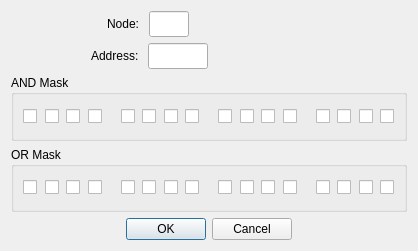
This is omodscan/dialogs/dialogmaskwriteregiter.ui in sanny32/OpenModScan as Qt 5 draws it before an edit. The edited form follows.
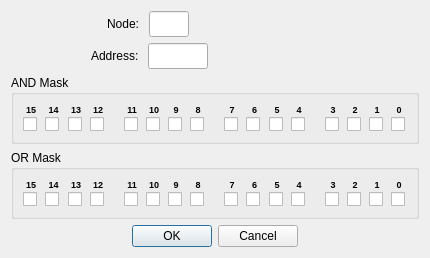
This is the edited form. Custom widgets are drawn as their Qt base class.

Diff of the .ui file:
```diff
--- a/omodscan/dialogs/dialogmaskwriteregiter.ui
+++ b/omodscan/dialogs/dialogmaskwriteregiter.ui
@@ -6,8 +6,8 @@
    <rect>
     <x>0</x>
     <y>0</y>
-    <width>418</width>
-    <height>251</height>
+    <width>430</width>
+    <height>256</height>
    </rect>
   </property>
   <property name="windowTitle">
@@ -146,9 +146,24 @@
      <property name="title">
       <string>AND Mask</string>
      </property>
-     <layout class="QHBoxLayout" name="horizontalLayout_7">
+     <layout class="QHBoxLayout" name="horizontalLayout_12">
       <item>
-       <layout class="QHBoxLayout" name="horizontalLayout_3">
+       <layout class="QHBoxLayout" name="horizontalLayout_6">
+        <item>
+         <layout class="QVBoxLayout" name="verticalLayout_17">
+          <property name="spacing">
+           <number>2</number>
+          </property>
+          <item>
+           <widget class="QLabel" name="labelAnd15">
+            <property name="text">
+             <string notr="true">&lt;html&gt;&lt;head/&gt;&lt;body&gt;&lt;p&gt;&lt;span style=&quot; font-size:7pt; font-weight:700;&quot;&gt;15&lt;/span&gt;&lt;/p&gt;&lt;/body&gt;&lt;/html&gt;</string>
+            </property>
+            <property name="alignment">
+             <set>Qt::AlignmentFlag::AlignCenter</set>
+            </property>
+           </widget>
+          </item>
         <item>
          <widget class="QCheckBox" name="checkBoxAnd15">
           <property name="text">
@@ -156,6 +171,23 @@
           </property>
          </widget>
         </item>
+         </layout>
+        </item>
+        <item>
+         <layout class="QVBoxLayout" name="verticalLayout_16">
+          <property name="spacing">
+           <number>2</number>
+          </property>
+          <item>
+           <widget class="QLabel" name="labelAnd14">
+            <property name="text">
+             <string notr="true">&lt;html&gt;&lt;head/&gt;&lt;body&gt;&lt;p&gt;&lt;span style=&quot; font-size:7pt; font-weight:700;&quot;&gt;14&lt;/span&gt;&lt;/p&gt;&lt;/body&gt;&lt;/html&gt;</string>
+            </property>
+            <property name="alignment">
+             <set>Qt::AlignmentFlag::AlignCenter</set>
+            </property>
+           </widget>
+          </item>
         <item>
          <widget class="QCheckBox" name="checkBoxAnd14">
           <property name="text">
@@ -163,6 +195,23 @@
           </property>
          </widget>
         </item>
+         </layout>
+        </item>
+        <item>
+         <layout class="QVBoxLayout" name="verticalLayout_15">
+          <property name="spacing">
+           <number>2</number>
+          </property>
+          <item>
+           <widget class="QLabel" name="labelAnd13">
+            <property name="text">
+             <string notr="true">&lt;html&gt;&lt;head/&gt;&lt;body&gt;&lt;p&gt;&lt;span style=&quot; font-size:7pt; font-weight:700;&quot;&gt;13&lt;/span&gt;&lt;/p&gt;&lt;/body&gt;&lt;/html&gt;</string>
+            </property>
+            <property name="alignment">
+             <set>Qt::AlignmentFlag::AlignCenter</set>
+            </property>
+           </widget>
+          </item>
         <item>
          <widget class="QCheckBox" name="checkBoxAnd13">
           <property name="text">
@@ -170,6 +219,23 @@
           </property>
          </widget>
         </item>
+         </layout>
+        </item>
+        <item>
+         <layout class="QVBoxLayout" name="verticalLayout_14">
+          <property name="spacing">
+           <number>2</number>
+          </property>
+          <item>
+           <widget class="QLabel" name="labelAnd12">
+            <property name="text">
+             <string notr="true">&lt;html&gt;&lt;head/&gt;&lt;body&gt;&lt;p&gt;&lt;span style=&quot; font-size:7pt; font-weight:700;&quot;&gt;12&lt;/span&gt;&lt;/p&gt;&lt;/body&gt;&lt;/html&gt;</string>
+            </property>
+            <property name="alignment">
+             <set>Qt::AlignmentFlag::AlignCenter</set>
+            </property>
+           </widget>
+          </item>
         <item>
          <widget class="QCheckBox" name="checkBoxAnd12">
           <property name="text">
@@ -179,6 +245,8 @@
         </item>
        </layout>
       </item>
+       </layout>
+      </item>
       <item>
        <spacer name="horizontalSpacer_5">
         <property name="orientation">
@@ -196,7 +264,22 @@
        </spacer>
       </item>
       <item>
-       <layout class="QHBoxLayout" name="horizontalLayout_4">
+       <layout class="QHBoxLayout" name="horizontalLayout_5">
+        <item>
+         <layout class="QVBoxLayout" name="verticalLayout_13">
+          <property name="spacing">
+           <number>2</number>
+          </property>
+          <item>
+           <widget class="QLabel" name="labelAnd11">
+            <property name="text">
+             <string notr="true">&lt;html&gt;&lt;head/&gt;&lt;body&gt;&lt;p&gt;&lt;span style=&quot; font-size:7pt; font-weight:700;&quot;&gt;11&lt;/span&gt;&lt;/p&gt;&lt;/body&gt;&lt;/html&gt;</string>
+            </property>
+            <property name="alignment">
+             <set>Qt::AlignmentFlag::AlignCenter</set>
+            </property>
+           </widget>
+          </item>
         <item>
          <widget class="QCheckBox" name="checkBoxAnd11">
           <property name="text">
@@ -204,6 +287,23 @@
           </property>
          </widget>
         </item>
+         </layout>
+        </item>
+        <item>
+         <layout class="QVBoxLayout" name="verticalLayout_12">
+          <property name="spacing">
+           <number>2</number>
+          </property>
+          <item>
+           <widget class="QLabel" name="labelAnd10">
+            <property name="text">
+             <string notr="true">&lt;html&gt;&lt;head/&gt;&lt;body&gt;&lt;p&gt;&lt;span style=&quot; font-size:7pt; font-weight:700;&quot;&gt;10&lt;/span&gt;&lt;/p&gt;&lt;/body&gt;&lt;/html&gt;</string>
+            </property>
+            <property name="alignment">
+             <set>Qt::AlignmentFlag::AlignCenter</set>
+            </property>
+           </widget>
+          </item>
         <item>
          <widget class="QCheckBox" name="checkBoxAnd10">
           <property name="text">
@@ -211,6 +311,23 @@
           </property>
          </widget>
         </item>
+         </layout>
+        </item>
+        <item>
+         <layout class="QVBoxLayout" name="verticalLayout_11">
+          <property name="spacing">
+           <number>2</number>
+          </property>
+          <item>
+           <widget class="QLabel" name="labelAnd9">
+            <property name="text">
+             <string notr="true">&lt;html&gt;&lt;head/&gt;&lt;body&gt;&lt;p&gt;&lt;span style=&quot; font-size:7pt; font-weight:700;&quot;&gt;9&lt;/span&gt;&lt;/p&gt;&lt;/body&gt;&lt;/html&gt;</string>
+            </property>
+            <property name="alignment">
+             <set>Qt::AlignmentFlag::AlignCenter</set>
+            </property>
+           </widget>
+          </item>
         <item>
          <widget class="QCheckBox" name="checkBoxAnd9">
           <property name="text">
@@ -218,6 +335,23 @@
           </property>
          </widget>
         </item>
+         </layout>
+        </item>
+        <item>
+         <layout class="QVBoxLayout" name="verticalLayout_10">
+          <property name="spacing">
+           <number>2</number>
+          </property>
+          <item>
+           <widget class="QLabel" name="labelAnd8">
+            <property name="text">
+             <string notr="true">&lt;html&gt;&lt;head/&gt;&lt;body&gt;&lt;p&gt;&lt;span style=&quot; font-size:7pt; font-weight:700;&quot;&gt;8&lt;/span&gt;&lt;/p&gt;&lt;/body&gt;&lt;/html&gt;</string>
+            </property>
+            <property name="alignment">
+             <set>Qt::AlignmentFlag::AlignCenter</set>
+            </property>
+           </widget>
+          </item>
         <item>
          <widget class="QCheckBox" name="checkBoxAnd8">
           <property name="text">
@@ -227,6 +361,8 @@
         </item>
        </layout>
       </item>
+       </layout>
+      </item>
       <item>
        <spacer name="horizontalSpacer_6">
         <property name="orientation">
@@ -244,7 +380,22 @@
        </spacer>
       </item>
       <item>
-       <layout class="QHBoxLayout" name="horizontalLayout_6">
+       <layout class="QHBoxLayout" name="horizontalLayout_4">
+        <item>
+         <layout class="QVBoxLayout" name="verticalLayout_9">
+          <property name="spacing">
+           <number>2</number>
+          </property>
+          <item>
+           <widget class="QLabel" name="labelAnd7">
+            <property name="text">
+             <string notr="true">&lt;html&gt;&lt;head/&gt;&lt;body&gt;&lt;p&gt;&lt;span style=&quot; font-size:7pt; font-weight:700;&quot;&gt;7&lt;/span&gt;&lt;/p&gt;&lt;/body&gt;&lt;/html&gt;</string>
+            </property>
+            <property name="alignment">
+             <set>Qt::AlignmentFlag::AlignCenter</set>
+            </property>
+           </widget>
+          </item>
         <item>
          <widget class="QCheckBox" name="checkBoxAnd7">
           <property name="text">
@@ -252,6 +403,23 @@
           </property>
          </widget>
         </item>
+         </layout>
+        </item>
+        <item>
+         <layout class="QVBoxLayout" name="verticalLayout_8">
+          <property name="spacing">
+           <number>2</number>
+          </property>
+          <item>
+           <widget class="QLabel" name="labelAnd6">
+            <property name="text">
+             <string notr="true">&lt;html&gt;&lt;head/&gt;&lt;body&gt;&lt;p&gt;&lt;span style=&quot; font-size:7pt; font-weight:700;&quot;&gt;6&lt;/span&gt;&lt;/p&gt;&lt;/body&gt;&lt;/html&gt;</string>
+            </property>
+            <property name="alignment">
+             <set>Qt::AlignmentFlag::AlignCenter</set>
+            </property>
+           </widget>
+          </item>
         <item>
          <widget class="QCheckBox" name="checkBoxAnd6">
           <property name="text">
@@ -259,6 +427,23 @@
           </property>
          </widget>
         </item>
+         </layout>
+        </item>
+        <item>
+         <layout class="QVBoxLayout" name="verticalLayout_7">
+          <property name="spacing">
+           <number>2</number>
+          </property>
+          <item>
+           <widget class="QLabel" name="labelAnd5">
+            <property name="text">
+             <string notr="true">&lt;html&gt;&lt;head/&gt;&lt;body&gt;&lt;p&gt;&lt;span style=&quot; font-size:7pt; font-weight:700;&quot;&gt;5&lt;/span&gt;&lt;/p&gt;&lt;/body&gt;&lt;/html&gt;</string>
+            </property>
+            <property name="alignment">
+             <set>Qt::AlignmentFlag::AlignCenter</set>
+            </property>
+           </widget>
+          </item>
         <item>
          <widget class="QCheckBox" name="checkBoxAnd5">
           <property name="text">
@@ -266,6 +451,23 @@
           </property>
          </widget>
         </item>
+         </layout>
+        </item>
+        <item>
+         <layout class="QVBoxLayout" name="verticalLayout_6">
+          <property name="spacing">
+           <number>2</number>
+          </property>
+          <item>
+           <widget class="QLabel" name="labelAnd4">
+            <property name="text">
+             <string notr="true">&lt;html&gt;&lt;head/&gt;&lt;body&gt;&lt;p&gt;&lt;span style=&quot; font-size:7pt; font-weight:700;&quot;&gt;4&lt;/span&gt;&lt;/p&gt;&lt;/body&gt;&lt;/html&gt;</string>
+            </property>
+            <property name="alignment">
+             <set>Qt::AlignmentFlag::AlignCenter</set>
+            </property>
+           </widget>
+          </item>
         <item>
          <widget class="QCheckBox" name="checkBoxAnd4">
           <property name="text">
@@ -275,6 +477,8 @@
         </item>
        </layout>
       </item>
+       </layout>
+      </item>
       <item>
        <spacer name="horizontalSpacer_7">
         <property name="orientation">
@@ -292,7 +496,22 @@
        </spacer>
       </item>
       <item>
-       <layout class="QHBoxLayout" name="horizontalLayout_5">
+       <layout class="QHBoxLayout" name="horizontalLayout_3">
+        <item>
+         <layout class="QVBoxLayout" name="verticalLayout_5">
+          <property name="spacing">
+           <number>2</number>
+          </property>
+          <item>
+           <widget class="QLabel" name="labelAnd3">
+            <property name="text">
+             <string notr="true">&lt;html&gt;&lt;head/&gt;&lt;body&gt;&lt;p&gt;&lt;span style=&quot; font-size:7pt; font-weight:700;&quot;&gt;3&lt;/span&gt;&lt;/p&gt;&lt;/body&gt;&lt;/html&gt;</string>
+            </property>
+            <property name="alignment">
+             <set>Qt::AlignmentFlag::AlignCenter</set>
+            </property>
+           </widget>
+          </item>
         <item>
          <widget class="QCheckBox" name="checkBoxAnd3">
           <property name="text">
@@ -300,6 +519,23 @@
           </property>
          </widget>
         </item>
+         </layout>
+        </item>
+        <item>
+         <layout class="QVBoxLayout" name="verticalLayout_4">
+          <property name="spacing">
+           <number>2</number>
+          </property>
+          <item>
+           <widget class="QLabel" name="labelAnd2">
+            <property name="text">
+             <string notr="true">&lt;html&gt;&lt;head/&gt;&lt;body&gt;&lt;p&gt;&lt;span style=&quot; font-size:7pt; font-weight:700;&quot;&gt;2&lt;/span&gt;&lt;/p&gt;&lt;/body&gt;&lt;/html&gt;</string>
+            </property>
+            <property name="alignment">
+             <set>Qt::AlignmentFlag::AlignCenter</set>
+            </property>
+           </widget>
+          </item>
         <item>
          <widget class="QCheckBox" name="checkBoxAnd2">
           <property name="text">
@@ -307,6 +543,23 @@
           </property>
          </widget>
         </item>
+         </layout>
+        </item>
+        <item>
+         <layout class="QVBoxLayout" name="verticalLayout_3">
+          <property name="spacing">
+           <number>2</number>
+          </property>
+          <item>
+           <widget class="QLabel" name="labelAnd1">
+            <property name="text">
+             <string notr="true">&lt;html&gt;&lt;head/&gt;&lt;body&gt;&lt;p&gt;&lt;span style=&quot; font-size:7pt; font-weight:700;&quot;&gt;1&lt;/span&gt;&lt;/p&gt;&lt;/body&gt;&lt;/html&gt;</string>
+            </property>
+            <property name="alignment">
+             <set>Qt::AlignmentFlag::AlignCenter</set>
+            </property>
+           </widget>
+          </item>
         <item>
          <widget class="QCheckBox" name="checkBoxAnd1">
           <property name="text">
@@ -314,6 +567,23 @@
           </property>
          </widget>
         </item>
+         </layout>
+        </item>
+        <item>
+         <layout class="QVBoxLayout" name="verticalLayout_2">
+          <property name="spacing">
+           <number>2</number>
+          </property>
+          <item>
+           <widget class="QLabel" name="labelAnd0">
+            <property name="text">
+             <string notr="true">&lt;html&gt;&lt;head/&gt;&lt;body&gt;&lt;p&gt;&lt;span style=&quot; font-size:7pt; font-weight:700;&quot;&gt;0&lt;/span&gt;&lt;/p&gt;&lt;/body&gt;&lt;/html&gt;</string>
+            </property>
+            <property name="alignment">
+             <set>Qt::AlignmentFlag::AlignCenter</set>
+            </property>
+           </widget>
+          </item>
         <item>
          <widget class="QCheckBox" name="checkBoxAnd0">
           <property name="text">
@@ -324,6 +594,8 @@
        </layout>
       </item>
      </layout>
+      </item>
+     </layout>
     </widget>
    </item>
    <item>
@@ -331,9 +603,24 @@
      <property name="title">
       <string>OR Mask</string>
      </property>
-     <layout class="QHBoxLayout" name="horizontalLayout_8">
+     <layout class="QHBoxLayout" name="horizontalLayout_11">
       <item>
-       <layout class="QHBoxLayout" name="horizontalLayout_9">
+       <layout class="QHBoxLayout" name="horizontalLayout_10">
+        <item>
+         <layout class="QVBoxLayout" name="verticalLayout_33">
+          <property name="spacing">
+           <number>2</number>
+          </property>
+          <item>
+           <widget class="QLabel" name="labelOr15">
+            <property name="text">
+             <string notr="true">&lt;html&gt;&lt;head/&gt;&lt;body&gt;&lt;p&gt;&lt;span style=&quot; font-size:7pt; font-weight:700;&quot;&gt;15&lt;/span&gt;&lt;/p&gt;&lt;/body&gt;&lt;/html&gt;</string>
+            </property>
+            <property name="alignment">
+             <set>Qt::AlignmentFlag::AlignCenter</set>
+            </property>
+           </widget>
+          </item>
         <item>
          <widget class="QCheckBox" name="checkBoxOr15">
           <property name="text">
@@ -341,6 +628,23 @@
           </property>
          </widget>
         </item>
+         </layout>
+        </item>
+        <item>
+         <layout class="QVBoxLayout" name="verticalLayout_32">
+          <property name="spacing">
+           <number>2</number>
+          </property>
+          <item>
+           <widget class="QLabel" name="labelOr14">
+            <property name="text">
+             <string notr="true">&lt;html&gt;&lt;head/&gt;&lt;body&gt;&lt;p&gt;&lt;span style=&quot; font-size:7pt; font-weight:700;&quot;&gt;14&lt;/span&gt;&lt;/p&gt;&lt;/body&gt;&lt;/html&gt;</string>
+            </property>
+            <property name="alignment">
+             <set>Qt::AlignmentFlag::AlignCenter</set>
+            </property>
+           </widget>
+          </item>
         <item>
          <widget class="QCheckBox" name="checkBoxOr14">
           <property name="text">
@@ -348,6 +652,23 @@
           </property>
          </widget>
         </item>
+         </layout>
+        </item>
+        <item>
+         <layout class="QVBoxLayout" name="verticalLayout_31">
+          <property name="spacing">
+           <number>2</number>
+          </property>
+          <item>
+           <widget class="QLabel" name="labelOr13">
+            <property name="text">
+             <string notr="true">&lt;html&gt;&lt;head/&gt;&lt;body&gt;&lt;p&gt;&lt;span style=&quot; font-size:7pt; font-weight:700;&quot;&gt;13&lt;/span&gt;&lt;/p&gt;&lt;/body&gt;&lt;/html&gt;</string>
+            </property>
+            <property name="alignment">
+             <set>Qt::AlignmentFlag::AlignCenter</set>
+            </property>
+           </widget>
+          </item>
         <item>
          <widget class="QCheckBox" name="checkBoxOr13">
           <property name="text">
@@ -355,6 +676,23 @@
           </property>
          </widget>
         </item>
+         </layout>
+        </item>
+        <item>
+         <layout class="QVBoxLayout" name="verticalLayout_30">
+          <property name="spacing">
+           <number>2</number>
+          </property>
+          <item>
+           <widget class="QLabel" name="labelOr12">
+            <property name="text">
+             <string notr="true">&lt;html&gt;&lt;head/&gt;&lt;body&gt;&lt;p&gt;&lt;span style=&quot; font-size:7pt; font-weight:700;&quot;&gt;12&lt;/span&gt;&lt;/p&gt;&lt;/body&gt;&lt;/html&gt;</string>
+            </property>
+            <property name="alignment">
+             <set>Qt::AlignmentFlag::AlignCenter</set>
+            </property>
+           </widget>
+          </item>
         <item>
          <widget class="QCheckBox" name="checkBoxOr12">
           <property name="text">
@@ -364,6 +702,8 @@
         </item>
        </layout>
       </item>
+       </layout>
+      </item>
       <item>
        <spacer name="horizontalSpacer_8">
         <property name="orientation">
@@ -381,7 +721,22 @@
        </spacer>
       </item>
       <item>
-       <layout class="QHBoxLayout" name="horizontalLayout_10">
+       <layout class="QHBoxLayout" name="horizontalLayout_9">
+        <item>
+         <layout class="QVBoxLayout" name="verticalLayout_29">
+          <property name="spacing">
+           <number>2</number>
+          </property>
+          <item>
+           <widget class="QLabel" name="labelOr11">
+            <property name="text">
+             <string notr="true">&lt;html&gt;&lt;head/&gt;&lt;body&gt;&lt;p&gt;&lt;span style=&quot; font-size:7pt; font-weight:700;&quot;&gt;11&lt;/span&gt;&lt;/p&gt;&lt;/body&gt;&lt;/html&gt;</string>
+            </property>
+            <property name="alignment">
+             <set>Qt::AlignmentFlag::AlignCenter</set>
+            </property>
+           </widget>
+          </item>
         <item>
          <widget class="QCheckBox" name="checkBoxOr11">
           <property name="text">
@@ -389,6 +744,23 @@
           </property>
          </widget>
         </item>
+         </layout>
+        </item>
+        <item>
+         <layout class="QVBoxLayout" name="verticalLayout_28">
+          <property name="spacing">
+           <number>2</number>
+          </property>
+          <item>
+           <widget class="QLabel" name="labelOr10">
+            <property name="text">
+             <string notr="true">&lt;html&gt;&lt;head/&gt;&lt;body&gt;&lt;p&gt;&lt;span style=&quot; font-size:7pt; font-weight:700;&quot;&gt;10&lt;/span&gt;&lt;/p&gt;&lt;/body&gt;&lt;/html&gt;</string>
+            </property>
+            <property name="alignment">
+             <set>Qt::AlignmentFlag::AlignCenter</set>
+            </property>
+           </widget>
+          </item>
         <item>
          <widget class="QCheckBox" name="checkBoxOr10">
           <property name="text">
@@ -396,6 +768,23 @@
           </property>
          </widget>
         </item>
+         </layout>
+        </item>
+        <item>
+         <layout class="QVBoxLayout" name="verticalLayout_27">
+          <property name="spacing">
+           <number>2</number>
+          </property>
+          <item>
+           <widget class="QLabel" name="labelOr9">
+            <property name="text">
+             <string notr="true">&lt;html&gt;&lt;head/&gt;&lt;body&gt;&lt;p&gt;&lt;span style=&quot; font-size:7pt; font-weight:700;&quot;&gt;9&lt;/span&gt;&lt;/p&gt;&lt;/body&gt;&lt;/html&gt;</string>
+            </property>
+            <property name="alignment">
+             <set>Qt::AlignmentFlag::AlignCenter</set>
+            </property>
+           </widget>
+          </item>
         <item>
          <widget class="QCheckBox" name="checkBoxOr9">
           <property name="text">
@@ -403,6 +792,23 @@
           </property>
          </widget>
         </item>
+         </layout>
+        </item>
+        <item>
+         <layout class="QVBoxLayout" name="verticalLayout_26">
+          <property name="spacing">
+           <number>2</number>
+          </property>
+          <item>
+           <widget class="QLabel" name="labelOr8">
+            <property name="text">
+             <string notr="true">&lt;html&gt;&lt;head/&gt;&lt;body&gt;&lt;p&gt;&lt;span style=&quot; font-size:7pt; font-weight:700;&quot;&gt;8&lt;/span&gt;&lt;/p&gt;&lt;/body&gt;&lt;/html&gt;</string>
+            </property>
+            <property name="alignment">
+             <set>Qt::AlignmentFlag::AlignCenter</set>
+            </property>
+           </widget>
+          </item>
         <item>
          <widget class="QCheckBox" name="checkBoxOr8">
           <property name="text">
@@ -412,6 +818,8 @@
         </item>
        </layout>
       </item>
+       </layout>
+      </item>
       <item>
        <spacer name="horizontalSpacer_9">
         <property name="orientation">
@@ -429,7 +837,22 @@
        </spacer>
       </item>
       <item>
-       <layout class="QHBoxLayout" name="horizontalLayout_11">
+       <layout class="QHBoxLayout" name="horizontalLayout_8">
+        <item>
+         <layout class="QVBoxLayout" name="verticalLayout_25">
+          <property name="spacing">
+           <number>2</number>
+          </property>
+          <item>
+           <widget class="QLabel" name="labelOr7">
+            <property name="text">
+             <string notr="true">&lt;html&gt;&lt;head/&gt;&lt;body&gt;&lt;p&gt;&lt;span style=&quot; font-size:7pt; font-weight:700;&quot;&gt;7&lt;/span&gt;&lt;/p&gt;&lt;/body&gt;&lt;/html&gt;</string>
+            </property>
+            <property name="alignment">
+             <set>Qt::AlignmentFlag::AlignCenter</set>
+            </property>
+           </widget>
+          </item>
         <item>
          <widget class="QCheckBox" name="checkBoxOr7">
           <property name="text">
@@ -437,6 +860,23 @@
           </property>
          </widget>
         </item>
+         </layout>
+        </item>
+        <item>
+         <layout class="QVBoxLayout" name="verticalLayout_24">
+          <property name="spacing">
+           <number>2</number>
+          </property>
+          <item>
+           <widget class="QLabel" name="labelOr6">
+            <property name="text">
+             <string notr="true">&lt;html&gt;&lt;head/&gt;&lt;body&gt;&lt;p&gt;&lt;span style=&quot; font-size:7pt; font-weight:700;&quot;&gt;6&lt;/span&gt;&lt;/p&gt;&lt;/body&gt;&lt;/html&gt;</string>
+            </property>
+            <property name="alignment">
+             <set>Qt::AlignmentFlag::AlignCenter</set>
+            </property>
+           </widget>
+          </item>
         <item>
          <widget class="QCheckBox" name="checkBoxOr6">
           <property name="text">
@@ -444,6 +884,23 @@
           </property>
          </widget>
         </item>
+         </layout>
+        </item>
+        <item>
+         <layout class="QVBoxLayout" name="verticalLayout_23">
+          <property name="spacing">
+           <number>2</number>
+          </property>
+          <item>
+           <widget class="QLabel" name="labelOr5">
+            <property name="text">
+             <string notr="true">&lt;html&gt;&lt;head/&gt;&lt;body&gt;&lt;p&gt;&lt;span style=&quot; font-size:7pt; font-weight:700;&quot;&gt;5&lt;/span&gt;&lt;/p&gt;&lt;/body&gt;&lt;/html&gt;</string>
+            </property>
+            <property name="alignment">
+             <set>Qt::AlignmentFlag::AlignCenter</set>
+            </property>
+           </widget>
+          </item>
         <item>
          <widget class="QCheckBox" name="checkBoxOr5">
           <property name="text">
@@ -451,6 +908,23 @@
           </property>
          </widget>
         </item>
+         </layout>
+        </item>
+        <item>
+         <layout class="QVBoxLayout" name="verticalLayout_22">
+          <property name="spacing">
+           <number>2</number>
+          </property>
+          <item>
+           <widget class="QLabel" name="labelOr4">
+            <property name="text">
+             <string notr="true">&lt;html&gt;&lt;head/&gt;&lt;body&gt;&lt;p&gt;&lt;span style=&quot; font-size:7pt; font-weight:700;&quot;&gt;4&lt;/span&gt;&lt;/p&gt;&lt;/body&gt;&lt;/html&gt;</string>
+            </property>
+            <property name="alignment">
+             <set>Qt::AlignmentFlag::AlignCenter</set>
+            </property>
+           </widget>
+          </item>
         <item>
          <widget class="QCheckBox" name="checkBoxOr4">
           <property name="text">
@@ -460,6 +934,8 @@
         </item>
        </layout>
       </item>
+       </layout>
+      </item>
       <item>
        <spacer name="horizontalSpacer_10">
         <property name="orientation">
@@ -477,7 +953,22 @@
        </spacer>
       </item>
       <item>
-       <layout class="QHBoxLayout" name="horizontalLayout_12">
+       <layout class="QHBoxLayout" name="horizontalLayout_7">
+        <item>
+         <layout class="QVBoxLayout" name="verticalLayout_21">
+          <property name="spacing">
+           <number>2</number>
+          </property>
+          <item>
+           <widget class="QLabel" name="labelOr3">
+            <property name="text">
+             <string notr="true">&lt;html&gt;&lt;head/&gt;&lt;body&gt;&lt;p&gt;&lt;span style=&quot; font-size:7pt; font-weight:700;&quot;&gt;3&lt;/span&gt;&lt;/p&gt;&lt;/body&gt;&lt;/html&gt;</string>
+            </property>
+            <property name="alignment">
+             <set>Qt::AlignmentFlag::AlignCenter</set>
+            </property>
+           </widget>
+          </item>
         <item>
          <widget class="QCheckBox" name="checkBoxOr3">
           <property name="text">
@@ -485,6 +976,23 @@
           </property>
          </widget>
         </item>
+         </layout>
+        </item>
+        <item>
+         <layout class="QVBoxLayout" name="verticalLayout_20">
+          <property name="spacing">
+           <number>2</number>
+          </property>
+          <item>
+           <widget class="QLabel" name="labelOr2">
+            <property name="text">
+             <string notr="true">&lt;html&gt;&lt;head/&gt;&lt;body&gt;&lt;p&gt;&lt;span style=&quot; font-size:7pt; font-weight:700;&quot;&gt;2&lt;/span&gt;&lt;/p&gt;&lt;/body&gt;&lt;/html&gt;</string>
+            </property>
+            <property name="alignment">
+             <set>Qt::AlignmentFlag::AlignCenter</set>
+            </property>
+           </widget>
+          </item>
         <item>
          <widget class="QCheckBox" name="checkBoxOr2">
           <property name="text">
@@ -492,6 +1000,23 @@
           </property>
          </widget>
         </item>
+         </layout>
+        </item>
+        <item>
+         <layout class="QVBoxLayout" name="verticalLayout_19">
+          <property name="spacing">
+           <number>2</number>
+          </property>
+          <item>
+           <widget class="QLabel" name="labelOr1">
+            <property name="text">
+             <string notr="true">&lt;html&gt;&lt;head/&gt;&lt;body&gt;&lt;p&gt;&lt;span style=&quot; font-size:7pt; font-weight:700;&quot;&gt;1&lt;/span&gt;&lt;/p&gt;&lt;/body&gt;&lt;/html&gt;</string>
+            </property>
+            <property name="alignment">
+             <set>Qt::AlignmentFlag::AlignCenter</set>
+            </property>
+           </widget>
+          </item>
         <item>
          <widget class="QCheckBox" name="checkBoxOr1">
           <property name="text">
@@ -499,6 +1024,23 @@
           </property>
          </widget>
         </item>
+         </layout>
+        </item>
+        <item>
+         <layout class="QVBoxLayout" name="verticalLayout_18">
+          <property name="spacing">
+           <number>2</number>
+          </property>
+          <item>
+           <widget class="QLabel" name="labelOr0">
+            <property name="text">
+             <string notr="true">&lt;html&gt;&lt;head/&gt;&lt;body&gt;&lt;p&gt;&lt;span style=&quot; font-size:7pt; font-weight:700;&quot;&gt;0&lt;/span&gt;&lt;/p&gt;&lt;/body&gt;&lt;/html&gt;</string>
+            </property>
+            <property name="alignment">
+             <set>Qt::AlignmentFlag::AlignCenter</set>
+            </property>
+           </widget>
+          </item>
         <item>
          <widget class="QCheckBox" name="checkBoxOr0">
           <property name="text">
@@ -509,6 +1051,8 @@
        </layout>
       </item>
      </layout>
+      </item>
+     </layout>
     </widget>
    </item>
    <item>
```
Left out of the diff: 40 changed lines with no effect on the pictures. Lines whose indentation alone changed are shown as unchanged.
